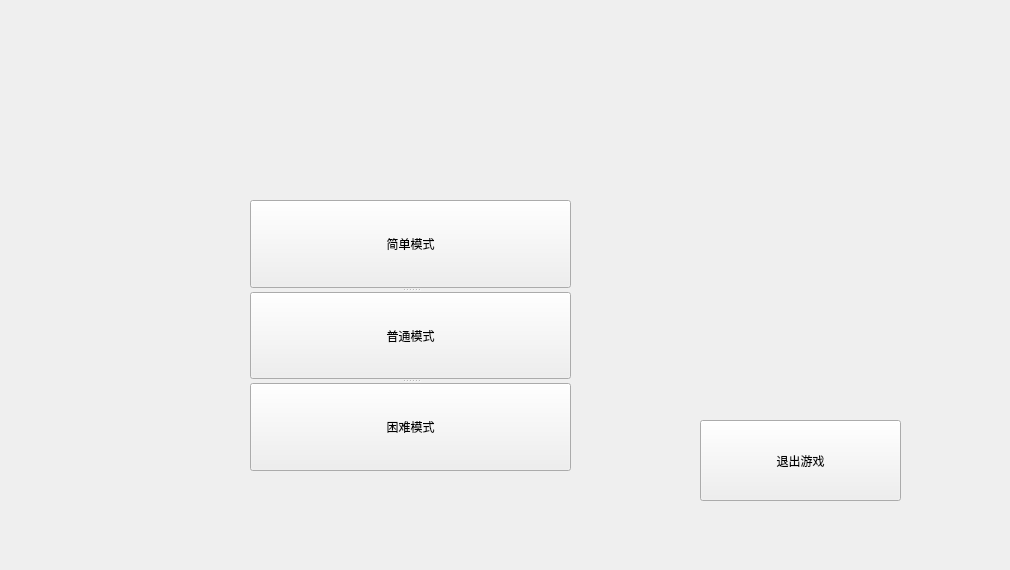
Above: login.ui from BITLJY/SnakeGame before the change. Below: the same form after it.
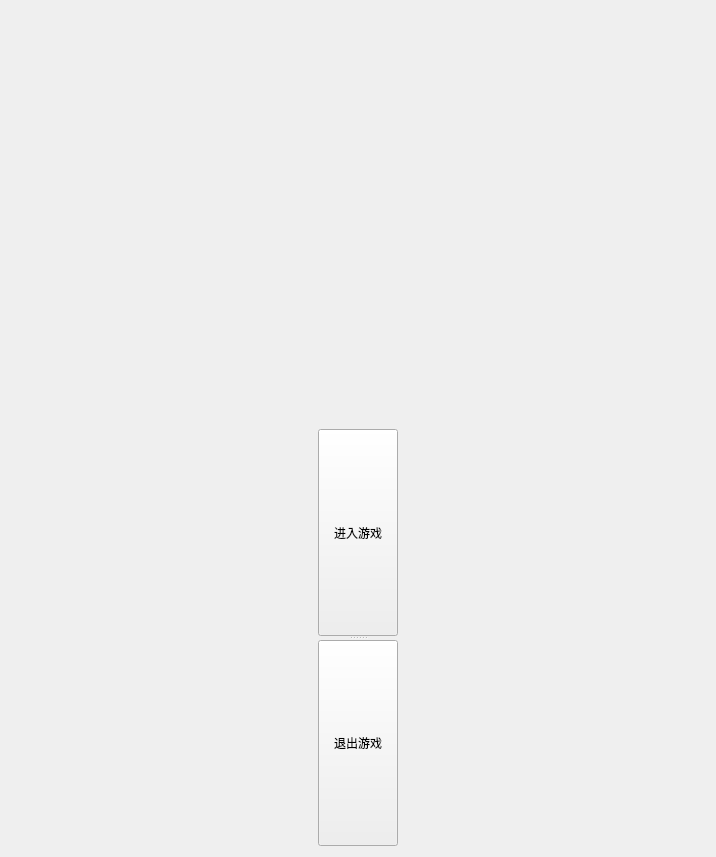
That is the form after the change. Icons and pictures are not drawn.

Diff of the .ui file:
```diff
--- a/login.ui
+++ b/login.ui
@@ -6,66 +6,88 @@
    <rect>
     <x>0</x>
     <y>0</y>
-    <width>1010</width>
-    <height>570</height>
+    <width>716</width>
+    <height>857</height>
    </rect>
   </property>
   <property name="windowTitle">
    <string>Form</string>
   </property>
-  <widget class="QPushButton" name="pB_exit">
-   <property name="geometry">
-    <rect>
-     <x>700</x>
-     <y>420</y>
-     <width>201</width>
-     <height>81</height>
-    </rect>
-   </property>
-   <property name="styleSheet">
-    <string notr="true">font: 18pt &quot;幼圆&quot;;</string>
-   </property>
-   <property name="text">
-    <string>退出游戏</string>
-   </property>
-  </widget>
-  <widget class="QSplitter" name="splitter">
-   <property name="geometry">
-    <rect>
-     <x>250</x>
-     <y>200</y>
-     <width>321</width>
-     <height>271</height>
-    </rect>
-   </property>
-   <property name="orientation">
-    <enum>Qt::Vertical</enum>
-   </property>
-   <widget class="QPushButton" name="pB_easy">
-    <property name="styleSheet">
-     <string notr="true">font: 18pt &quot;幼圆&quot;;</string>
-    </property>
-    <property name="text">
-     <string>简单模式</string>
-    </property>
-   </widget>
-   <widget class="QPushButton" name="pB_normal">
-    <property name="styleSheet">
-     <string notr="true">font: 18pt &quot;幼圆&quot;;</string>
-    </property>
-    <property name="text">
-     <string>普通模式</string>
-    </property>
-   </widget>
-   <widget class="QPushButton" name="pB_hard">
-    <property name="styleSheet">
-     <string notr="true">font: 18pt &quot;幼圆&quot;;</string>
-    </property>
-    <property name="text">
-     <string>困难模式</string>
-    </property>
-   </widget>
-  </widget>
+  <property name="styleSheet">
+   <string notr="true">#login{border-image: url(:/new/prefix1/Image/1486277309090.jpg);}</string>
+  </property>
+  <layout class="QGridLayout" name="gridLayout_2">
+   <item row="0" column="0">
+    <layout class="QGridLayout" name="gridLayout">
+     <item row="0" column="0">
+      <spacer name="verticalSpacer">
+       <property name="orientation">
+        <enum>Qt::Vertical</enum>
+       </property>
+       <property name="sizeHint" stdset="0">
+        <size>
+         <width>20</width>
+         <height>40</height>
+        </size>
+       </property>
+      </spacer>
+     </item>
+     <item row="1" column="0">
+      <layout class="QHBoxLayout" name="horizontalLayout">
+       <item>
+        <spacer name="horizontalSpacer">
+         <property name="orientation">
+          <enum>Qt::Horizontal</enum>
+         </property>
+         <property name="sizeHint" stdset="0">
+          <size>
+           <width>40</width>
+           <height>20</height>
+          </size>
+         </property>
+        </spacer>
+       </item>
+       <item>
+        <widget class="QSplitter" name="splitter">
+         <property name="orientation">
+          <enum>Qt::Vertical</enum>
+         </property>
+         <widget class="QPushButton" name="pB_enter">
+          <property name="styleSheet">
+           <string notr="true">font: 18pt &quot;幼圆&quot;;</string>
+          </property>
+          <property name="text">
+           <string>进入游戏</string>
+          </property>
+         </widget>
+         <widget class="QPushButton" name="pB_exit">
+          <property name="styleSheet">
+           <string notr="true">font: 18pt &quot;幼圆&quot;;</string>
+          </property>
+          <property name="text">
+           <string>退出游戏</string>
+          </property>
+         </widget>
+        </widget>
+       </item>
+       <item>
+        <spacer name="horizontalSpacer_2">
+         <property name="orientation">
+          <enum>Qt::Horizontal</enum>
+         </property>
+         <property name="sizeHint" stdset="0">
+          <size>
+           <width>40</width>
+           <height>20</height>
+          </size>
+         </property>
+        </spacer>
+       </item>
+      </layout>
+     </item>
+    </layout>
+   </item>
+  </layout>
  </widget>
  <resources/>
  <connections/>
```
